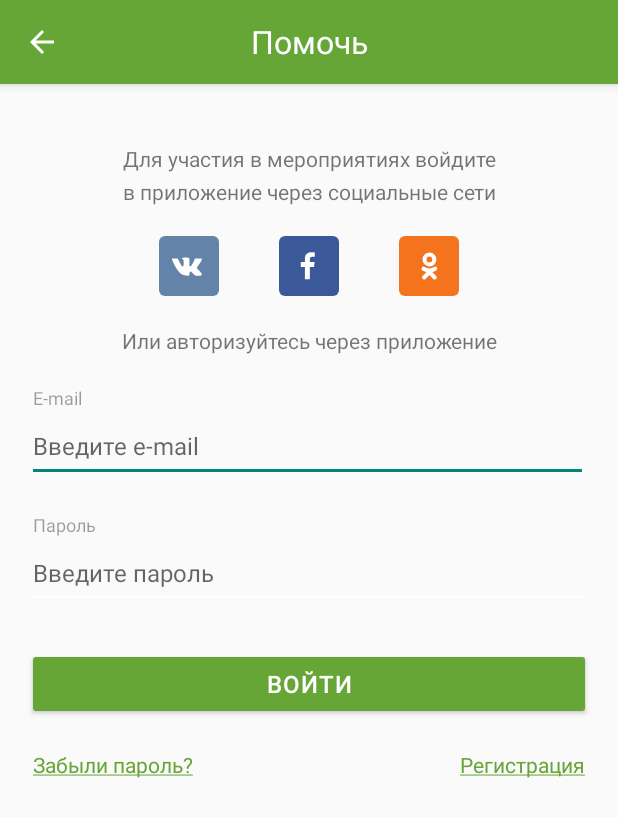
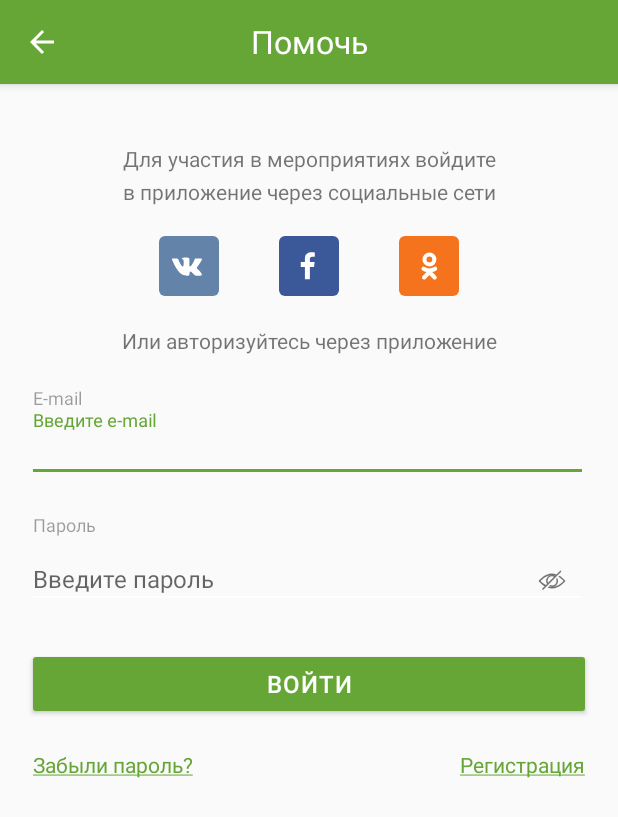
Before and after one commit to ampp8800/Hochu_pomoch, an Android app: the screen it shows after launch (AuthorizationActivity), after a tap on "ВОЙТИ", on a phone screen of 412 x 824 dp. Shown: the top 817 px of the screen. Run offline under Robolectric (Android 15) with nearby library versions, the phone set to English and light mode, and no system bars; 3 other taps on this screen came first.

Commit message:
added authorization window

```diff
--- a/app/src/main/java/com/ampp8800/hochupomoch/AuthorizationActivity.java
+++ b/app/src/main/java/com/ampp8800/hochupomoch/AuthorizationActivity.java
@@ -3,6 +3,7 @@ package com.ampp8800.hochupomoch;
 import android.content.Context;
 import android.content.Intent;
 import android.content.SharedPreferences;
+import android.net.Uri;
 import android.os.Bundle;
 import android.view.View;
 import android.widget.EditText;
@@ -14,8 +15,6 @@ import androidx.appcompat.app.ActionBar;
 import androidx.appcompat.app.AppCompatActivity;
 
 public class AuthorizationActivity extends AppCompatActivity {
-
-    ProfileRepository profileRepository = ProfileRepository.getInstance();
 
     @Override
     protected void onCreate(Bundle savedInstanceHelp) {
@@ -29,11 +28,17 @@ public class AuthorizationActivity extends AppCompatActivity {
         imageView.setVisibility(View.GONE);
         TextView textView = (TextView) findViewById(R.id.tv_toolbar_name);
         textView.setText(R.string.help);
+        // переход по URL
+        View forgotYourPassword = (View) this.findViewById(R.id.tv_forgot_your_password);
+        forgotYourPassword.setOnClickListener(clickedView -> startActivity(new Intent(Intent.ACTION_VIEW, Uri.parse("http://www.google.com"))));
+        View registration = (View) this.findViewById(R.id.tv_registration);
+        registration.setOnClickListener(clickedView -> startActivity(new Intent(Intent.ACTION_VIEW, Uri.parse("http://www.apple.com"))));
+
     }
 
     public void login(View view) {
-        profileRepository.setAuthorization(((EditText) findViewById(R.id.et_edit_e_mail)).getText().toString(), ((EditText) findViewById(R.id.et_edit_password)).getText().toString());
-        if (profileRepository.getAuthorization(this)) {
+        ProfileRepository.setAuthorization(((EditText) findViewById(R.id.et_edit_e_mail)).getText().toString(), ((EditText) findViewById(R.id.et_edit_password)).getText().toString());
+        if (ProfileRepository.getAuthorization(this)) {
             startActivity(new Intent(AuthorizationActivity.this, MainActivity.class));
         }else {
             Toast.makeText(this, R.string.wrong_login, Toast.LENGTH_SHORT).show();
--- /dev/null
+++ b/app/src/main/res/drawable/ic_close_eye.xml
@@ -0,0 +1,10 @@
+<vector xmlns:android="http://schemas.android.com/apk/res/android"
+    android:width="24dp"
+    android:height="24dp"
+    android:viewportWidth="24"
+    android:viewportHeight="24">
+  <path
+      android:pathData="M12.05,16c-0.696,0 -1.393,-0.2 -1.99,-0.6l0.697,-0.7c0.398,0.2 0.795,0.3 1.293,0.3 1.69,0 2.983,-1.3 2.983,-3 0,-0.5 -0.1,-0.9 -0.298,-1.3l0.696,-0.7c0.398,0.6 0.597,1.3 0.597,2 0,2.2 -1.79,4 -3.977,4 3.48,0 6.463,-2.7 7.656,-4 -0.696,-0.8 -1.89,-1.9 -3.48,-2.8l0.696,-0.7C19.409,10 21,12 21,12s-3.978,5 -8.95,5c-1.094,0 -2.089,-0.2 -2.984,-0.6l0.796,-0.8c0.696,0.3 1.392,0.4 2.188,0.4zM9.265,14.7l-0.398,0.4 -0.895,0.9 -1.989,2 -0.697,-0.7 1.791,-1.8C4.591,14 3,12 3,12s3.978,-5 8.95,-5c1.094,0 2.089,0.2 2.984,0.6L17.619,5l0.696,0.6L15.928,8l-0.696,0.7 -0.398,0.4 -0.696,0.7L9.961,14l-0.696,0.7zM9.365,13.2l3.978,-4a2.74,2.74 0,0 0,-1.293 -0.3c-1.69,0 -2.984,1.3 -2.984,3 0,0.5 0.1,0.9 0.299,1.3zM14.039,8.5l0.199,-0.2c-0.498,-0.2 -1.094,-0.2 -1.592,-0.3 0.498,0.1 0.995,0.2 1.393,0.5zM4.39,12c0.696,0.7 1.989,1.9 3.58,2.7l0.696,-0.7a3.62,3.62 0,0 1,-0.596 -2c0,-2.2 1.79,-4 3.977,-4 -3.48,0 -6.464,2.7 -7.657,4z"
+      android:fillColor="#757575"
+      android:fillType="evenOdd"/>
+</vector>
--- /dev/null
+++ b/app/src/main/res/drawable/ic_open_eye.xml
@@ -0,0 +1,10 @@
+<vector xmlns:android="http://schemas.android.com/apk/res/android"
+    android:width="24dp"
+    android:height="24dp"
+    android:viewportWidth="24"
+    android:viewportHeight="24">
+  <path
+      android:pathData="M11.999,16h0zM11.999,16c-3.4,0 -6.4,-2.7 -7.699,-4 1.2,-1.3 4.2,-4 7.699,-4zM12,8C14.201,8 16,9.8 16,12s-1.8,4 -3.999,4c3.4,0 6.4,-2.7 7.699,-4 -1.3,-1.3 -4.3,-4 -7.699,-4zM12,7c5,0 9,5 9,5s-4,5 -9,5 -9,-5 -9,-5 4,-5 9,-5zM12,15c1.7,0 3,-1.3 3,-3s-1.3,-3 -3,-3 -3,1.3 -3,3 1.3,3 3,3z"
+      android:fillColor="#757575"
+      android:fillType="evenOdd"/>
+</vector>
--- /dev/null
+++ b/app/src/main/res/drawable/visibillity_selection.xml
@@ -0,0 +1,5 @@
+<?xml version="1.0" encoding="utf-8"?>
+<selector xmlns:android="http://schemas.android.com/apk/res/android">
+<item android:drawable="@drawable/ic_close_eye" android:state_checked="true"/>
+<item android:drawable="@drawable/ic_open_eye" />
+</selector>
--- a/app/src/main/res/layout/activity_authorization.xml
+++ b/app/src/main/res/layout/activity_authorization.xml
@@ -72,14 +72,20 @@
                 android:layout_marginTop="20dp"
                 android:text="@string/E_mail" />
 
-            <EditText
-                android:id="@+id/et_edit_e_mail"
-                style="@style/TextStylePopupPlaceholder"
+            <com.google.android.material.textfield.TextInputLayout
                 android:layout_width="match_parent"
                 android:layout_height="48dp"
                 android:layout_marginLeft="18dp"
-                android:layout_marginRight="20dp"
-                android:hint="@string/enter_e_mail" />
+                android:layout_marginRight="20dp">
+
+                <EditText
+                    android:id="@+id/et_edit_e_mail"
+                    style="@style/TextStylePopupPlaceholder"
+                    android:layout_width="match_parent"
+                    android:layout_height="match_parent"
+                    android:hint="@string/enter_e_mail" />
+            </com.google.android.material.textfield.TextInputLayout>
+
 
             <TextView
                 style="@style/TextStyle3"
@@ -89,15 +95,23 @@
                 android:layout_marginTop="20dp"
                 android:text="@string/password" />
 
-            <EditText
-                android:id="@+id/et_edit_password"
-                style="@style/TextStylePopupPlaceholder"
+            <com.google.android.material.textfield.TextInputLayout
                 android:layout_width="match_parent"
                 android:layout_height="48dp"
                 android:layout_marginLeft="18dp"
                 android:layout_marginRight="20dp"
-                android:hint="@string/enter_password"
-                android:inputType = "textPassword"/>
+                app:passwordToggleDrawable="@drawable/visibillity_selection"
+                app:passwordToggleEnabled="true">
+
+                <EditText
+                    android:id="@+id/et_edit_password"
+                    style="@style/TextStylePopupPlaceholder"
+                    android:layout_width="match_parent"
+                    android:layout_height="match_parent"
+                    android:hint="@string/enter_password"
+                    android:password="true"/>
+            </com.google.android.material.textfield.TextInputLayout>
+
 
             <Button
                 style="@style/TextStyle17"
@@ -108,8 +122,8 @@
                 android:layout_marginRight="18dp"
                 android:backgroundTint="@color/leaf"
                 android:gravity="center"
+                android:onClick="login"
                 android:text="@string/enter"
-                android:onClick = "login"
                 app:layout_constraintBottom_toBottomOf="parent"
                 app:layout_constraintEnd_toEndOf="parent"
                 app:layout_constraintStart_toStartOf="parent"
@@ -121,6 +135,7 @@
                 android:layout_marginTop="20dp">
 
                 <TextView
+                    android:id="@+id/tv_forgot_your_password"
                     style="@style/Link"
                     android:layout_width="wrap_content"
                     android:layout_height="wrap_content"
@@ -130,6 +145,7 @@
                     app:layout_constraintTop_toTopOf="parent" />
 
                 <TextView
+                    android:id="@+id/tv_registration"
                     style="@style/Link"
                     android:layout_width="wrap_content"
                     android:layout_height="wrap_content"
--- a/app/src/main/res/values/themes.xml
+++ b/app/src/main/res/values/themes.xml
@@ -10,6 +10,7 @@
         <item name="colorSecondary">@color/teal_200</item>
         <item name="colorSecondaryVariant">@color/leaf</item>
         <item name="colorOnSecondary">@color/black</item>
+        <item name="colorAccent">@color/leaf</item>
         <!-- Status bar color. -->
         <item name="android:statusBarColor" tools:targetApi="l">?attr/colorPrimaryVariant</item>
     </style>
```
